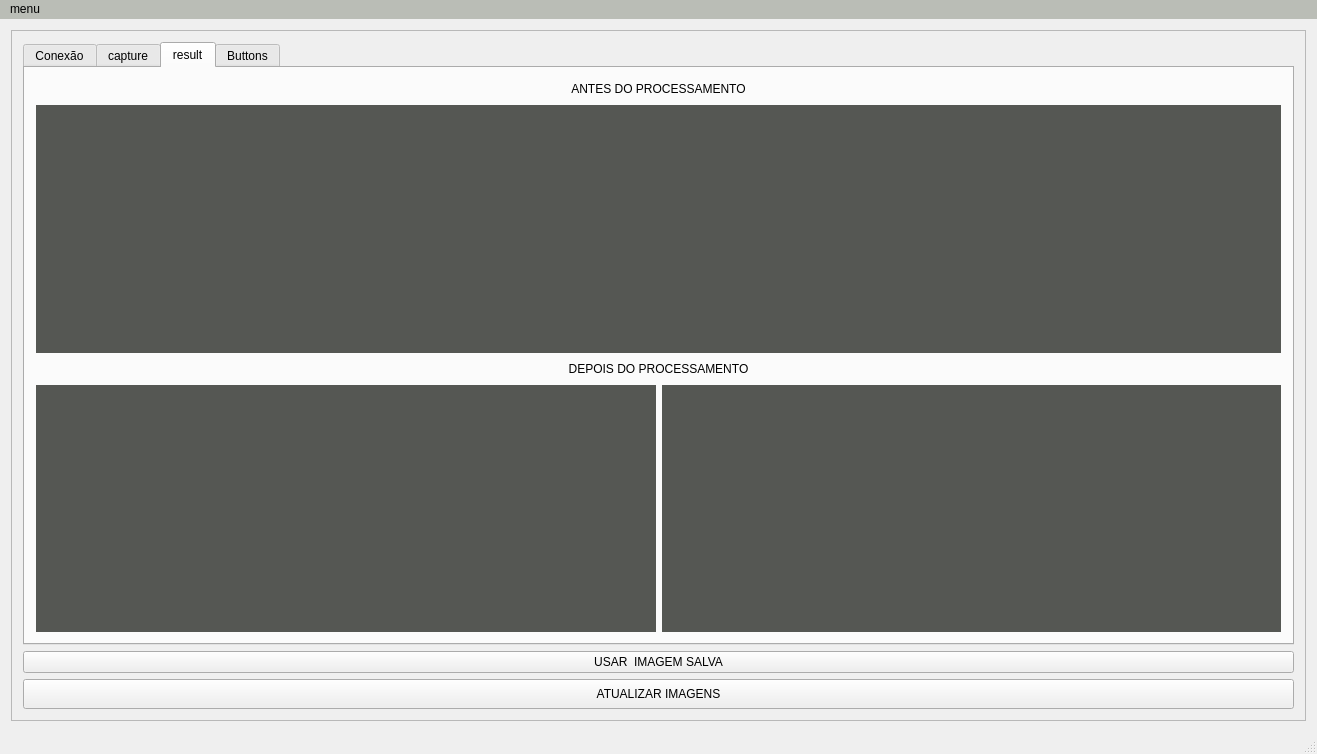
Before: the Qt Designer form Software-Qt/mainwindow.ui in EngineeringLibrary/BCN3D, drawn with Qt 5.
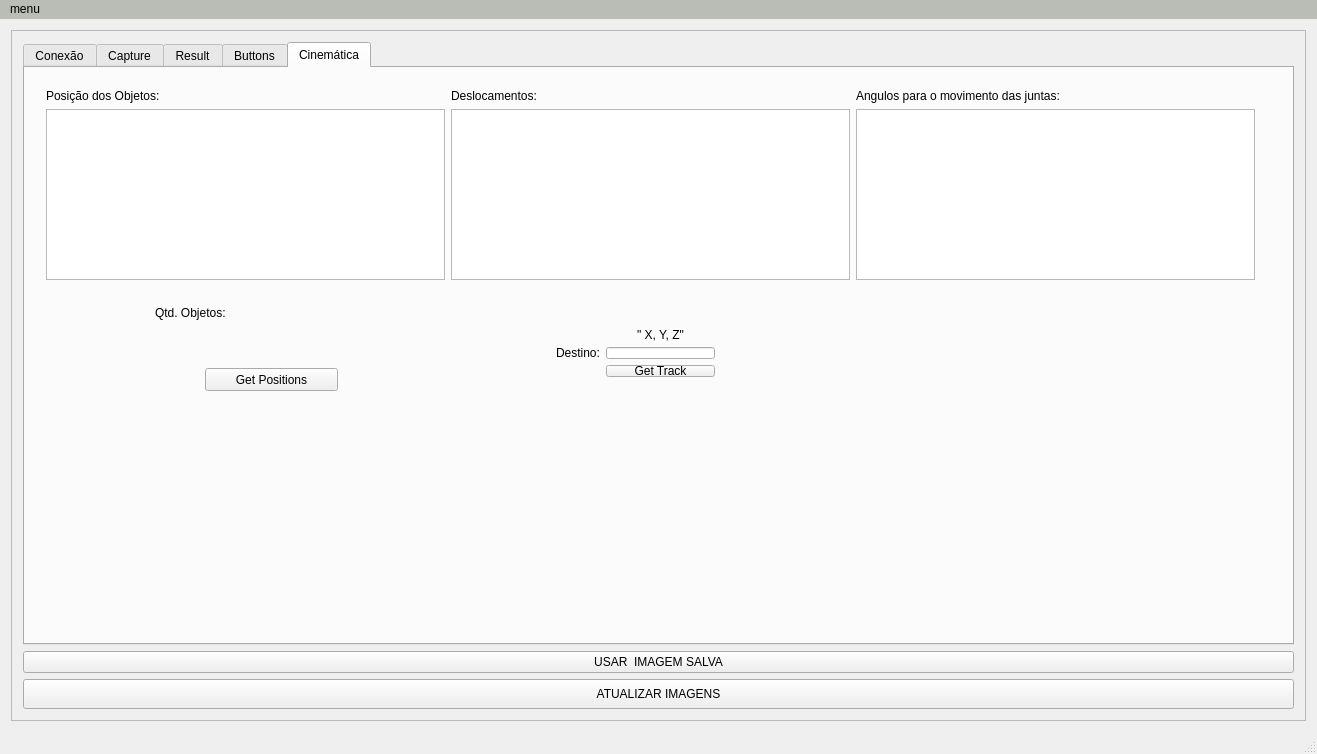
After: the same form once the commit is applied.

Commit message: Finalizado a cinematica inversa

What changed in the file:
```diff
--- a/Software-Qt/mainwindow.ui
+++ b/Software-Qt/mainwindow.ui
@@ -31,8 +31,8 @@
         <rect>
          <x>0</x>
          <y>0</y>
-         <width>1283</width>
-         <height>758</height>
+         <width>1297</width>
+         <height>693</height>
         </rect>
        </property>
        <layout class="QGridLayout" name="gridLayout_8">
@@ -47,7 +47,7 @@
              </sizepolicy>
             </property>
             <property name="currentIndex">
-             <number>2</number>
+             <number>4</number>
             </property>
             <widget class="QWidget" name="connect">
              <attribute name="title">
@@ -143,7 +143,7 @@
               </sizepolicy>
              </property>
              <attribute name="title">
-              <string>capture</string>
+              <string>Capture</string>
              </attribute>
              <layout class="QGridLayout" name="gridLayout_2">
               <item row="1" column="1">
@@ -260,7 +260,7 @@
             </widget>
             <widget class="QWidget" name="result_0">
              <attribute name="title">
-              <string>result</string>
+              <string>Result</string>
              </attribute>
              <layout class="QGridLayout" name="gridLayout_3">
               <item row="0" column="0">
@@ -1095,6 +1095,131 @@
               </item>
              </layout>
             </widget>
+            <widget class="QWidget" name="cinematica">
+             <attribute name="title">
+              <string>Cinemática</string>
+             </attribute>
+             <widget class="QLabel" name="label_7">
+              <property name="geometry">
+               <rect>
+                <x>130</x>
+                <y>237</y>
+                <width>91</width>
+                <height>16</height>
+               </rect>
+              </property>
+              <property name="text">
+               <string>Qtd. Objetos:</string>
+              </property>
+             </widget>
+             <widget class="QLabel" name="label_QtdObj">
+              <property name="geometry">
+               <rect>
+                <x>220</x>
+                <y>240</y>
+                <width>47</width>
+                <height>13</height>
+               </rect>
+              </property>
+              <property name="text">
+               <string/>
+              </property>
+             </widget>
+             <widget class="QPushButton" name="pushButton_GetPositions">
+              <property name="geometry">
+               <rect>
+                <x>180</x>
+                <y>300</y>
+                <width>133</width>
+                <height>23</height>
+               </rect>
+              </property>
+              <property name="text">
+               <string>Get Positions</string>
+              </property>
+             </widget>
+             <widget class="QWidget" name="">
+              <property name="geometry">
+               <rect>
+                <x>10</x>
+                <y>10</y>
+                <width>1231</width>
+                <height>213</height>
+               </rect>
+              </property>
+              <layout class="QGridLayout" name="gridLayout_9">
+               <item row="0" column="0">
+                <widget class="QLabel" name="label_6">
+                 <property name="text">
+                  <string>Posição dos Objetos:</string>
+                 </property>
+                </widget>
+               </item>
+               <item row="0" column="1">
+                <widget class="QLabel" name="label_9">
+                 <property name="text">
+                  <string>Deslocamentos:</string>
+                 </property>
+                </widget>
+               </item>
+               <item row="0" column="2">
+                <widget class="QLabel" name="label_8">
+                 <property name="text">
+                  <string>Angulos para o movimento das juntas:</string>
+                 </property>
+                </widget>
+               </item>
+               <item row="1" column="0">
+                <widget class="QTextEdit" name="textEdit_PosObj"/>
+               </item>
+               <item row="1" column="1">
+                <widget class="QTextEdit" name="textEdit_Deslocamentos"/>
+               </item>
+               <item row="1" column="2">
+                <widget class="QTextEdit" name="textEdit_Angulos"/>
+               </item>
+              </layout>
+             </widget>
+             <widget class="QWidget" name="">
+              <property name="geometry">
+               <rect>
+                <x>520</x>
+                <y>250</y>
+                <width>181</width>
+                <height>70</height>
+               </rect>
+              </property>
+              <layout class="QGridLayout" name="gridLayout_10">
+               <item row="0" column="1">
+                <widget class="QLabel" name="label_11">
+                 <property name="text">
+                  <string>&quot; X, Y, Z&quot;</string>
+                 </property>
+                 <property name="alignment">
+                  <set>Qt::AlignCenter</set>
+                 </property>
+                </widget>
+               </item>
+               <item row="1" column="0">
+                <widget class="QLabel" name="label_10">
+                 <property name="text">
+                  <string>Destino:</string>
+                 </property>
+                </widget>
+               </item>
+               <item row="1" column="1">
+                <widget class="QLineEdit" name="lineEdit_Destino"/>
+               </item>
+               <item row="2" column="1">
+                <widget class="QPushButton" name="pushButton_GetTrack">
+                 <property name="text">
+                  <string>Get Track</string>
+                 </property>
+                </widget>
+               </item>
+              </layout>
+             </widget>
+            </widget>
            </widget>
           </item>
          </layout>
```
Left out of the diff: 2 changed lines with no effect on the pictures. The commit also changes 269 other files.
